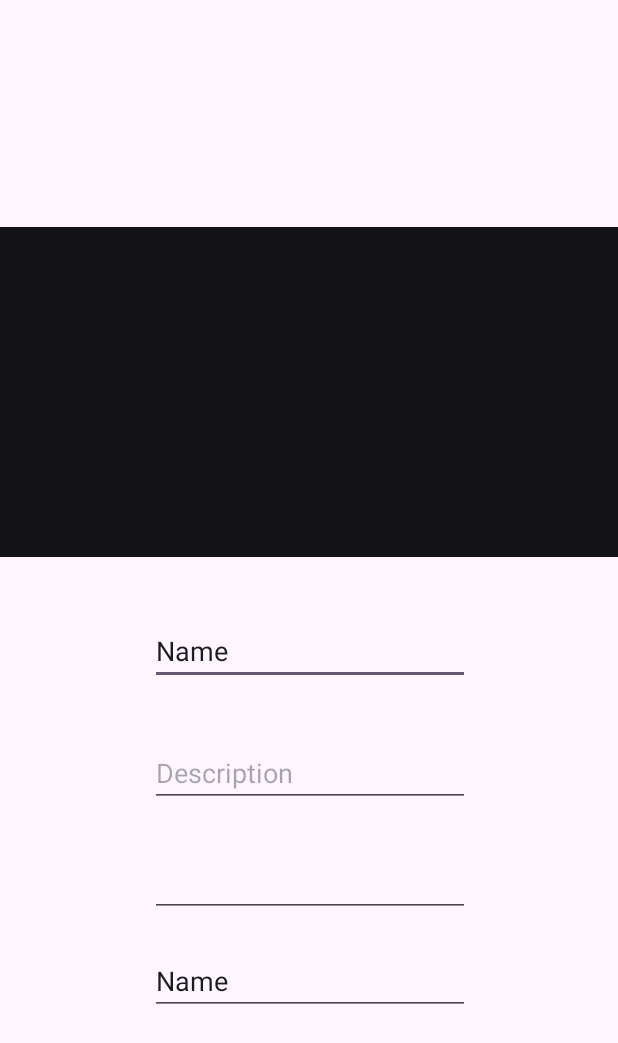
After one commit to jmoralm/aquasmart, an Android app: the layout fragment_edit_report.xml on its own in the app's theme, with its tools: preview values and no code run, on a phone screen of 412 x 824 dp. The commit adds this screen. Shown: the top 1043 px of the screen. Run offline under Robolectric (Android 15) with nearby library versions, the phone set to English and light mode, and no system bars.

Commit message:
V_1.2 Primer Contacto

```diff
--- a/app/src/main/java/com/example/aquasmart/adapter/AdapterReports.kt
+++ b/app/src/main/java/com/example/aquasmart/adapter/AdapterReports.kt
@@ -12,7 +12,8 @@ import com.example.aquasmart.databinding.ItemReportBinding
 class AdapterReports(
 
     var listReports: MutableList<Reports>,
-    var deleteOnClick: (Int) -> Unit
+    var deleteOnClick: (Int) -> Unit,
+    var updateOnClick: (Int) -> Unit
 
 ) : RecyclerView.Adapter<ViewHolderReports>() {
 
@@ -26,7 +27,7 @@ class AdapterReports(
     override fun onCreateViewHolder(parent: ViewGroup, viewType: Int): ViewHolderReports {
 
         val binding = ItemReportBinding.inflate(LayoutInflater.from(parent.context), parent, false)
-        return ViewHolderReports(binding, deleteOnClick)
+        return ViewHolderReports(binding, deleteOnClick, updateOnClick)
     }
 
     /**
--- a/app/src/main/java/com/example/aquasmart/adapter/ViewHolderReports.kt
+++ b/app/src/main/java/com/example/aquasmart/adapter/ViewHolderReports.kt
@@ -12,7 +12,8 @@ import com.example.aquasmart.databinding.ItemReportBinding
 class ViewHolderReports(
 
     private val binding: ItemReportBinding,
-    val deleteOnClick: (Int) -> Unit
+    val deleteOnClick: (Int) -> Unit,
+    val updateOnClick: (Int) -> Unit
 
 ) : RecyclerView.ViewHolder(binding.root) {
 
@@ -38,5 +39,8 @@ class ViewHolderReports(
         binding.floatButtonDelete.setOnClickListener {
             deleteOnClick(adapterPosition)
         }
+        binding.floatButtonEdit.setOnClickListener {
+            updateOnClick(adapterPosition)
+        }
     }
 }
--- a/app/src/main/res/layout/activity_main.xml
+++ b/app/src/main/res/layout/activity_main.xml
@@ -1,5 +1,6 @@
 <?xml version="1.0" encoding="utf-8"?>
 <androidx.constraintlayout.widget.ConstraintLayout xmlns:android="http://schemas.android.com/apk/res/android"
+    xmlns:app="http://schemas.android.com/apk/res-auto"
     xmlns:tools="http://schemas.android.com/tools"
     android:id="@+id/main"
     android:layout_width="match_parent"
--- /dev/null
+++ b/app/src/main/res/layout/fragment_edit_report.xml
@@ -0,0 +1,83 @@
+<?xml version="1.0" encoding="utf-8"?>
+<androidx.constraintlayout.widget.ConstraintLayout xmlns:android="http://schemas.android.com/apk/res/android"
+    xmlns:app="http://schemas.android.com/apk/res-auto"
+    xmlns:tools="http://schemas.android.com/tools"
+    android:id="@+id/constraintLayout"
+    android:layout_width="match_parent"
+    android:layout_height="match_parent"
+    tools:context=".dialog.DialogEditReport">
+
+    <!-- TODO: Update blank fragment layout -->
+
+    <androidx.constraintlayout.widget.ConstraintLayout
+        android:layout_width="match_parent"
+        android:layout_height="wrap_content"
+        app:layout_constraintBottom_toBottomOf="parent"
+        app:layout_constraintEnd_toEndOf="parent"
+        app:layout_constraintStart_toStartOf="parent"
+        app:layout_constraintTop_toTopOf="parent">
+
+        <EditText
+            android:id="@+id/editTextText"
+            android:layout_width="wrap_content"
+            android:layout_height="wrap_content"
+            android:layout_marginTop="40dp"
+            android:ems="10"
+            android:inputType="text"
+            android:text="Name"
+            app:layout_constraintEnd_toEndOf="parent"
+            app:layout_constraintHorizontal_bias="0.502"
+            app:layout_constraintStart_toStartOf="parent"
+            app:layout_constraintTop_toBottomOf="@+id/imageView" />
+
+        <EditText
+            android:id="@+id/editText_name"
+            android:layout_width="wrap_content"
+            android:layout_height="wrap_content"
+            android:layout_marginTop="20dp"
+            android:ems="10"
+            android:inputType="text"
+            android:text="Name"
+            app:layout_constraintBottom_toBottomOf="parent"
+            app:layout_constraintEnd_toEndOf="@+id/editTextDate"
+            app:layout_constraintHorizontal_bias="0.0"
+            app:layout_constraintStart_toStartOf="@+id/editTextDate"
+            app:layout_constraintTop_toBottomOf="@+id/editTextDate"
+            app:layout_constraintVertical_bias="0.074" />
+
+        <EditText
+            android:id="@+id/editTextDate"
+            android:layout_width="wrap_content"
+            android:layout_height="wrap_content"
+            android:layout_marginTop="28dp"
+            android:ems="10"
+            android:inputType="date"
+            app:layout_constraintEnd_toEndOf="@+id/editTextMulti_description"
+            app:layout_constraintStart_toStartOf="@+id/editTextMulti_description"
+            app:layout_constraintTop_toBottomOf="@+id/editTextMulti_description" />
+
+        <EditText
+            android:id="@+id/editTextMulti_description"
+            android:layout_width="wrap_content"
+            android:layout_height="wrap_content"
+            android:layout_marginTop="36dp"
+            android:ems="10"
+            android:gravity="start|top"
+            android:hint="Description"
+            android:inputType="textMultiLine"
+            app:layout_constraintEnd_toEndOf="@+id/editTextText"
+            app:layout_constraintStart_toStartOf="@+id/editTextText"
+            app:layout_constraintTop_toBottomOf="@+id/editTextText" />
+
+        <ImageView
+            android:id="@+id/imageView"
+            android:layout_width="match_parent"
+            android:layout_height="220dp"
+            android:layout_marginTop="4dp"
+            android:background="@color/dark_color_black"
+            app:layout_constraintTop_toTopOf="parent"
+            tools:layout_editor_absoluteX="16dp" />
+    </androidx.constraintlayout.widget.ConstraintLayout>
+
+
+</androidx.constraintlayout.widget.ConstraintLayout>
--- a/app/src/main/res/values/strings.xml
+++ b/app/src/main/res/values/strings.xml
@@ -7,4 +7,6 @@
     <string name="inputText_Hint_username">Username</string>
     <string name="call_cardView_button">Call</string>
     <string name="email_cardview_button">Email</string>
+    <!-- TODO: Remove or change this placeholder text -->
+    <string name="hello_blank_fragment">Hello blank fragment</string>
 </resources>
```
Also changed, not shown: app/src/main/java/com/example/aquasmart/controller/Controller.kt (+13 -1 lines), app/src/main/java/com/example/aquasmart/dialog/DialogEditReport.kt (added, +66 -0 lines), app/src/main/java/com/example/aquasmart/models/ReportsArguments.kt (added, +11 -0 lines), 1 other file.
